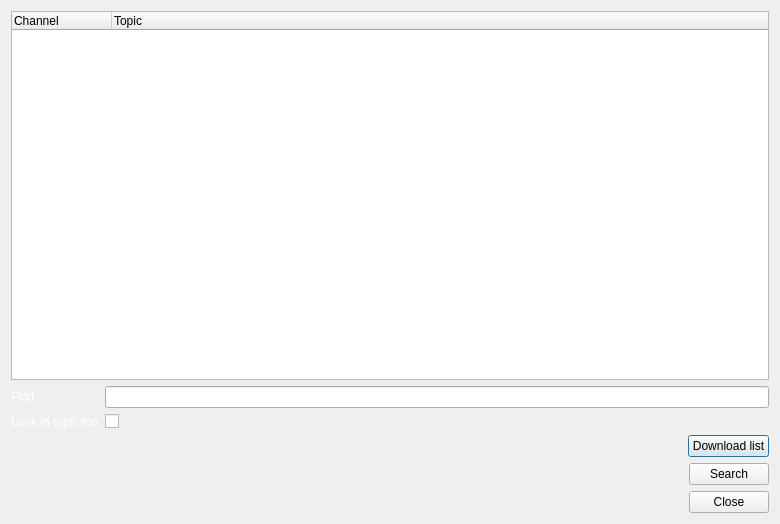
First picture: the form in src/client/gui/livejamming/app/chanlist.ui, repository sush/Live-Jamming, before the edit.
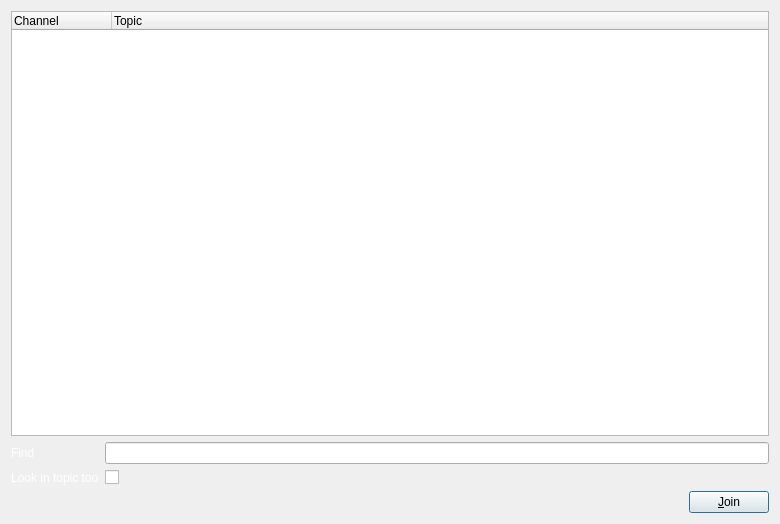
Second picture: the form after the edit.

Commit message: list des chans play/stop des jams raccourcis claviers menus mainwindow ignores debut d'audioengine

```diff
--- a/src/client/gui/livejamming/app/chanlist.ui
+++ b/src/client/gui/livejamming/app/chanlist.ui
@@ -108,42 +108,13 @@
       <enum>Qt::RightToLeft</enum>
      </property>
      <property name="text">
-      <string>Download list</string>
+      <string>&amp;Join</string>
      </property>
      <attribute name="buttonGroup">
       <string>buttonGroup</string>
      </attribute>
     </widget>
    </item>
-   <item>
-    <widget class="QPushButton" name="pushButton_2">
-     <property name="sizePolicy">
-      <sizepolicy hsizetype="Maximum" vsizetype="Maximum">
-       <horstretch>0</horstretch>
-       <verstretch>0</verstretch>
-      </sizepolicy>
-     </property>
-     <property name="layoutDirection">
-      <enum>Qt::RightToLeft</enum>
-     </property>
-     <property name="text">
-      <string>Search</string>
-     </property>
-     <attribute name="buttonGroup">
-      <string>buttonGroup</string>
-     </attribute>
-    </widget>
-   </item>
-   <item>
-    <widget class="QDialogButtonBox" name="buttonBox">
-     <property name="orientation">
-      <enum>Qt::Horizontal</enum>
-     </property>
-     <property name="standardButtons">
-      <set>QDialogButtonBox::Close</set>
-     </property>
-    </widget>
-   </item>
   </layout>
  </widget>
  <resources/>
```
Left out of the diff: 35 changed lines with no effect on the pictures. The commit also changes 12 other files.
